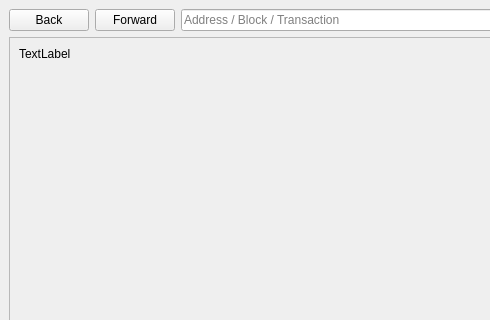
scolemanhopehouse/HBCUR, file src/qt/forms/blockexplorer.ui: the form before one commit; both pictures show x 0 to 490 and y 0 to 320 of the 800 by 600 pixel window.
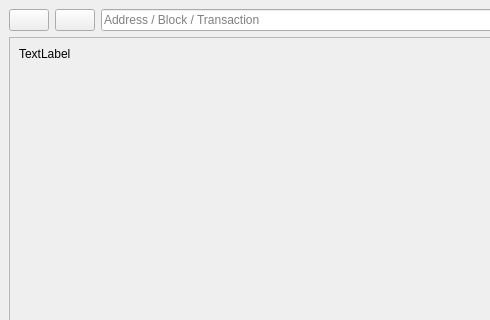
The form after the commit. Icons and pictures are not drawn.

What changed in the file:
```diff
--- a/src/qt/forms/blockexplorer.ui
+++ b/src/qt/forms/blockexplorer.ui
@@ -13,13 +13,7 @@
   <property name="windowTitle">
    <string>Blockchain Explorer</string>
   </property>
-  <property name="styleSheet">
-   <string notr="true"/>
-  </property>
   <widget class="QWidget" name="centralwidget">
-   <property name="styleSheet">
-    <string notr="true"/>
-   </property>
    <layout class="QVBoxLayout" name="verticalLayout">
     <item>
      <layout class="QHBoxLayout" name="horizontalLayout">
@@ -29,7 +23,7 @@
       <item>
        <widget class="QPushButton" name="back">
         <property name="text">
-         <string>Back</string>
+         <string/>
         </property>
         <property name="icon">
          <iconset>
@@ -43,7 +37,7 @@
       <item>
        <widget class="QPushButton" name="forward">
         <property name="text">
-         <string>Forward</string>
+         <string/>
         </property>
         <property name="icon">
          <iconset>
```
Left out of the diff: 10 changed lines with no effect on the pictures.
